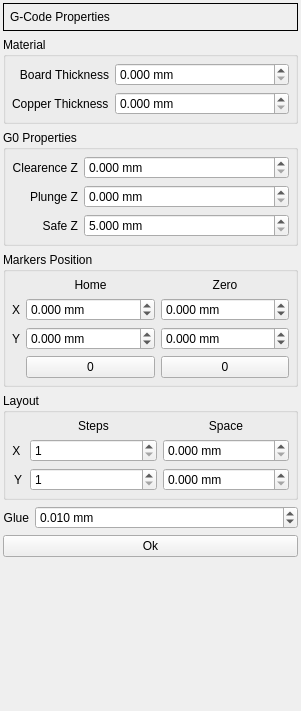
First picture: the form in plugins/gcode/gcodepropertiesform.ui, repository XRay3D/GERBER_X3, before the edit.
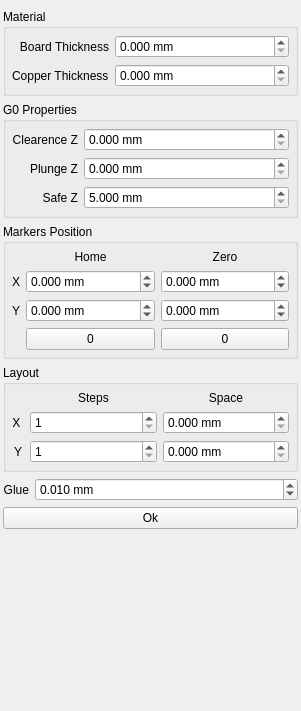
Second picture: the form after the edit. Custom widgets are drawn as their Qt base class.

Commit message:
Fix "G-Code Properties" form
Значения из G-Code Properties не применялись потому что переменные не были привязаны к ui. Чуть обновил ui под общий стиль. Добавил showEvent для обновления параметров при открытии формы

What changed in the file:
```diff
--- a/plugins/gcode/gcodepropertiesform.ui
+++ b/plugins/gcode/gcodepropertiesform.ui
@@ -46,27 +46,6 @@
      <property name="midLineWidth">
       <number>0</number>
      </property>
-     <layout class="QVBoxLayout" name="verticalLayout_3">
-      <property name="leftMargin">
-       <number>6</number>
-      </property>
-      <property name="topMargin">
-       <number>6</number>
-      </property>
-      <property name="rightMargin">
-       <number>6</number>
-      </property>
-      <property name="bottomMargin">
-       <number>6</number>
-      </property>
-      <item>
-       <widget class="QLabel" name="label">
-<property name="text">
-         <string>G-Code Properties</string>
-        </property>
-       </widget>
-      </item>
-     </layout>
     </widget>
    </item>
    <item>
```
Left out of the diff: 2 changed lines with no effect on the pictures. The commit also changes 3 other files.
